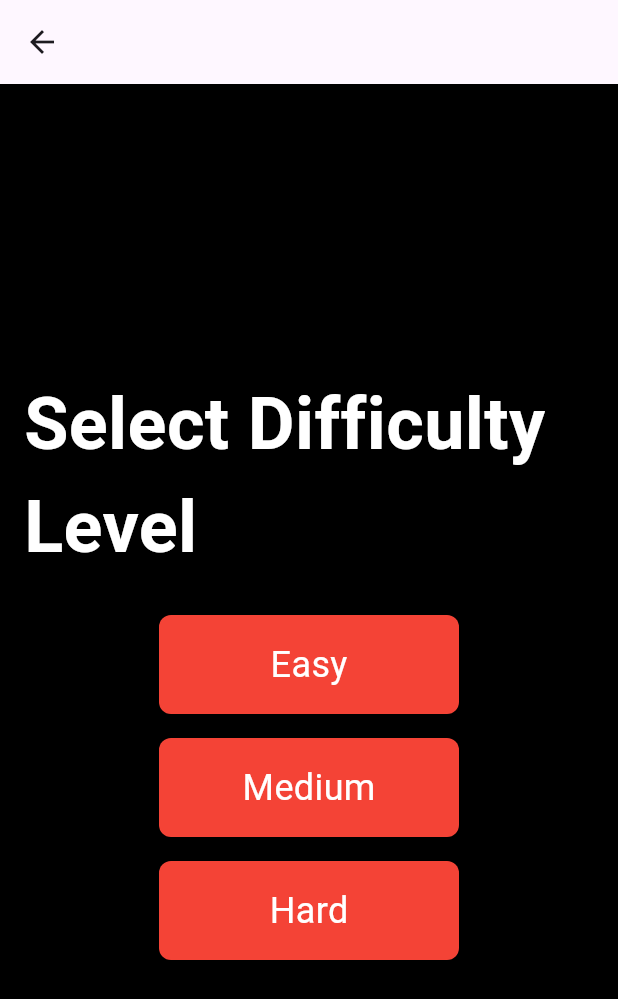
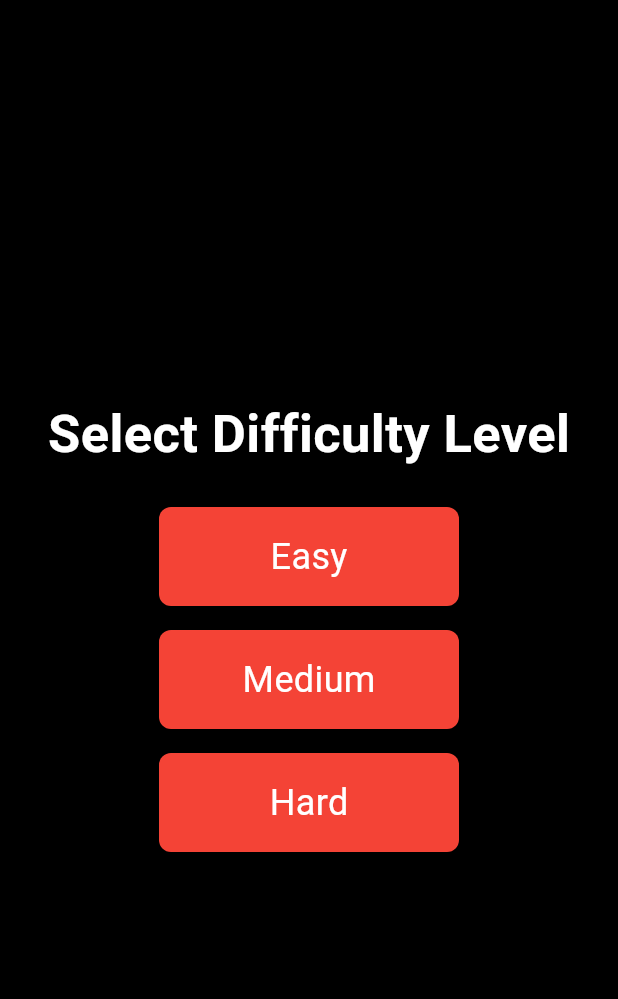
Before and after one commit to Dehbbyk/hockey_game, a Flutter app: the screen it shows after launch, after a tap on "1 PLAYER", on a phone screen of 412 x 824 dp. Shown: the top 999 px of the screen. Run offline on Flutter 3.47's test engine with Material 3 defaults, Android fonts, the phone set to English and light mode, and no system bars; missing offline and left inert: flame.

Commit message:
splashscreen

```diff
--- a/lib/difficulty_level.dart
+++ b/lib/difficulty_level.dart
@@ -2,29 +2,34 @@ import 'package:flutter/material.dart';
 import 'package:hockey_game/game_screen.dart';
 
 class DifficultyLevelScreen extends StatelessWidget {
+  const DifficultyLevelScreen({super.key});
+
   @override
   Widget build(BuildContext context) {
     return Scaffold(
       backgroundColor: Colors.black,
-      appBar: AppBar(),
+      // appBar: AppBar(),
       body: Center(
         child: Column(
           mainAxisAlignment: MainAxisAlignment.center,
           children: [
-            Padding(
-              padding: const EdgeInsets.all(16.0),
+            const Padding(
+              padding: EdgeInsets.all(16.0),
               child: Text(
                 'Select Difficulty Level',
                 style: TextStyle(
-                  fontSize: 48,
+                  fontSize: 35,
                   color: Colors.white,
                   fontWeight: FontWeight.bold,
                 ),
               ),
             ),
-            DifficultyButton(text: 'Easy', onTap: () => navigateToGame(context, 'Easy')),
-            DifficultyButton(text: 'Medium', onTap: () => navigateToGame(context, 'Medium')),
-            DifficultyButton(text: 'Hard', onTap: () => navigateToGame(context, 'Hard')),
+            DifficultyButton(
+                text: 'Easy', onTap: () => navigateToGame(context, 'Easy')),
+            DifficultyButton(
+                text: 'Medium', onTap: () => navigateToGame(context, 'Medium')),
+            DifficultyButton(
+                text: 'Hard', onTap: () => navigateToGame(context, 'Hard')),
           ],
         ),
       ),
@@ -34,7 +39,8 @@ class DifficultyLevelScreen extends StatelessWidget {
   void navigateToGame(BuildContext context, String difficulty) {
     Navigator.push(
       context,
-      MaterialPageRoute(builder: (context) => GameScreen(difficulty: difficulty)),
+      MaterialPageRoute(
+          builder: (context) => GameScreen(difficulty: difficulty)),
     );
   }
 }
@@ -43,7 +49,7 @@ class DifficultyButton extends StatelessWidget {
   final String text;
   final VoidCallback onTap;
 
-  DifficultyButton({required this.text, required this.onTap});
+  const DifficultyButton({super.key, required this.text, required this.onTap});
 
   @override
   Widget build(BuildContext context) {
@@ -53,7 +59,7 @@ class DifficultyButton extends StatelessWidget {
         onTap: onTap,
         child: Container(
           width: 200,
-          padding: EdgeInsets.all(16.0),
+          padding: const EdgeInsets.all(16.0),
           decoration: BoxDecoration(
             color: Colors.red,
             borderRadius: BorderRadius.circular(8.0),
@@ -61,7 +67,7 @@ class DifficultyButton extends StatelessWidget {
           child: Center(
             child: Text(
               text,
-              style: TextStyle(
+              style: const TextStyle(
                 fontSize: 24,
                 color: Colors.white,
               ),
--- a/lib/main.dart
+++ b/lib/main.dart
@@ -1,7 +1,7 @@
 import 'package:flame/game.dart';
 import 'package:flutter/material.dart';
 import 'package:hockey_game/game.dart';
-import 'package:hockey_game/main_menu.dart';
+import 'package:hockey_game/splash_screen.dart';
 
 void main() {
   runApp(const MyApp());
@@ -21,10 +21,23 @@ class MyApp extends StatelessWidget {
         useMaterial3: true,
       ),
       debugShowCheckedModeBanner: false,
-      home:  MainMenuScreen(),
+      home: const SplashScreen(),
     );
   }
 }
+
+
+
+
+
+
+
+
+
+
+
+
+
 
 class MyHomePage extends StatefulWidget {
   const MyHomePage({super.key});
--- a/lib/main_menu.dart
+++ b/lib/main_menu.dart
@@ -1,8 +1,9 @@
 import 'package:flutter/material.dart';
 import 'package:hockey_game/difficulty_level.dart';
 
+class MainMenuScreen extends StatelessWidget {
+  const MainMenuScreen({super.key});
 
-class MainMenuScreen extends StatelessWidget {
   @override
   Widget build(BuildContext context) {
     return Scaffold(
@@ -18,8 +19,8 @@ class MainMenuScreen extends StatelessWidget {
           child: Column(
             mainAxisAlignment: MainAxisAlignment.center,
             children: [
-              Padding(
-                padding: const EdgeInsets.all(16.0),
+              const Padding(
+                padding: EdgeInsets.all(16.0),
                 child: Text(
                   'GLOW HOCKEY',
                   style: TextStyle(
@@ -29,12 +30,12 @@ class MainMenuScreen extends StatelessWidget {
                   ),
                 ),
               ),
-              MainMenuButton(text: 'CHAMPIONSHIP', onTap: () => navigateToDifficulty(context)),
-              MainMenuButton(text: '1 PLAYER', onTap: () => navigateToDifficulty(context)),
-              MainMenuButton(text: '2 PLAYER', onTap: () => navigateToDifficulty(context)),
-              MainMenuButton(text: 'SETTINGS', onTap: () => navigateToDifficulty(context)),
-              MainMenuButton(text: 'MORE APPS', onTap: () => navigateToDifficulty(context)),
-              MainMenuButton(text: 'ABOUT', onTap: () => navigateToDifficulty(context)),
+              MainMenuButton(text: 'CHAMPIONSHIP', onTap: () {}),
+              MainMenuButton(
+                  text: '1 PLAYER', onTap: () => navigateToDifficulty(context)),
+              MainMenuButton(
+                  text: '2 PLAYER', onTap: () => navigateToDifficulty(context)),
+              MainMenuButton(text: 'SETTINGS', onTap: () {}),
             ],
           ),
         ),
@@ -54,7 +55,7 @@ class MainMenuButton extends StatelessWidget {
   final String text;
   final VoidCallback onTap;
 
-  MainMenuButton({required this.text, required this.onTap});
+  const MainMenuButton({super.key, required this.text, required this.onTap});
 
   @override
   Widget build(BuildContext context) {
@@ -63,8 +64,8 @@ class MainMenuButton extends StatelessWidget {
       child: GestureDetector(
         onTap: onTap,
         child: Container(
-          width: 200,
-          padding: EdgeInsets.all(16.0),
+          width: 220,
+          padding: const EdgeInsets.all(16.0),
           decoration: BoxDecoration(
             color: Colors.red,
             borderRadius: BorderRadius.circular(8.0),
@@ -72,7 +73,7 @@ class MainMenuButton extends StatelessWidget {
           child: Center(
             child: Text(
               text,
-              style: TextStyle(
+              style: const TextStyle(
                 fontSize: 24,
                 color: Colors.white,
               ),
--- /dev/null
+++ b/lib/splash_screen.dart
@@ -0,0 +1,44 @@
+import 'dart:async';
+
+import 'package:flutter/material.dart';
+import 'package:hockey_game/main_menu.dart';
+
+class SplashScreen extends StatefulWidget {
+  const SplashScreen({super.key});
+
+  @override
+  State<SplashScreen> createState() => _SplashScreenState();
+}
+
+class _SplashScreenState extends State<SplashScreen> {
+  @override
+  void initState() {
+    super.initState();
+    Timer(
+      const Duration(seconds: 4),
+      () => Navigator.pushReplacement(
+        context,
+        MaterialPageRoute(
+          builder: (context) => const MainMenuScreen(),
+        ),
+      ),
+    );
+  }
+
+  @override
+  Widget build(BuildContext context) {
+    return const Scaffold(
+      backgroundColor: Colors.black,
+      body: Center(
+        child: Text(
+          "Glow Hockey",
+          style: TextStyle(
+            fontSize: 48,
+            color: Colors.white,
+            fontWeight: FontWeight.bold,
+          ),
+        ),
+      ),
+    );
+  }
+}
```
Also changed, not shown: lib/game.dart (+8 -10 lines).
